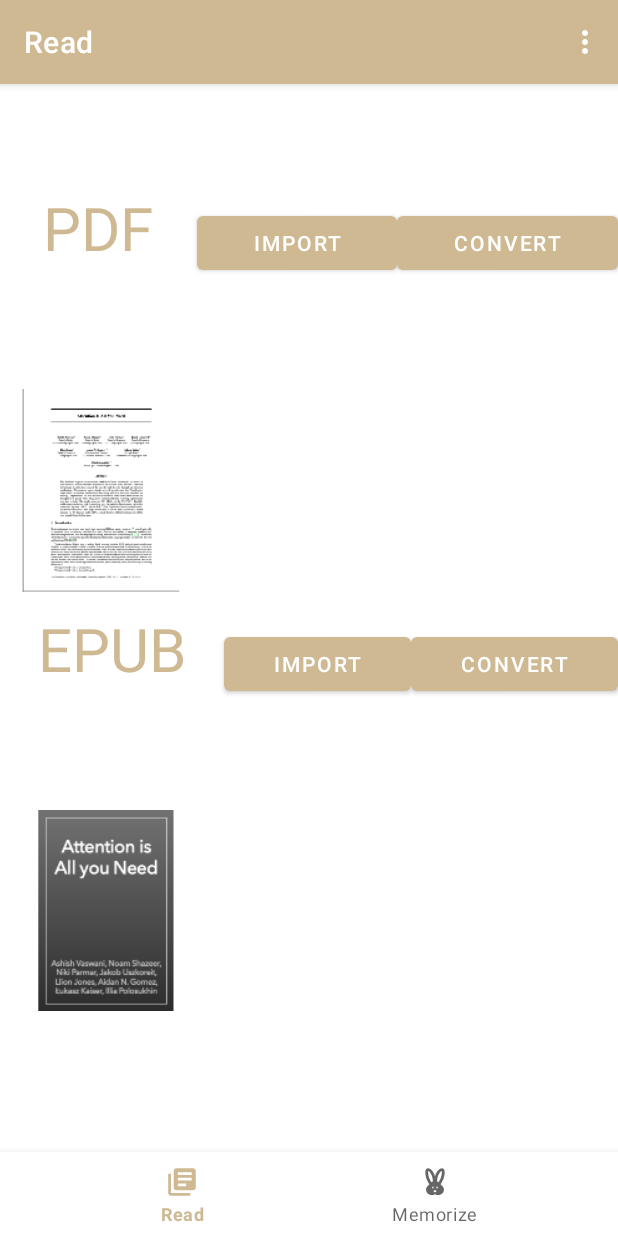
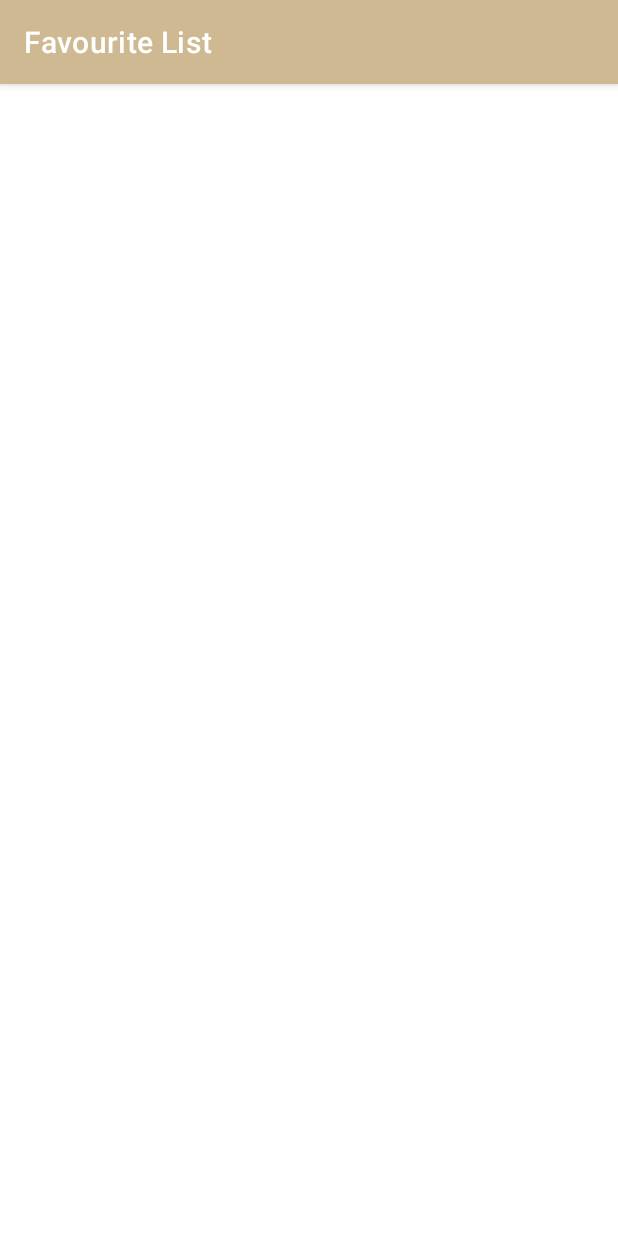
Before and after one commit to AllisonShen/RLEAM-Reader, an Android app: the MainActivity screen opened directly, with no data from a screen before it, in the options menu, after a tap on "Favourite list", on a phone screen of 412 x 824 dp. Run offline under Robolectric (Android 15) with nearby library versions, the phone set to English and light mode, and no system bars; our stand-ins replace navigation-ui; 6 statements that could not run were skipped.

Commit message:
favourite list activity

```diff
--- /dev/null
+++ b/app/src/main/java/com/cnit355/rr/FavouriteList.java
@@ -0,0 +1,40 @@
+package com.cnit355.rr;
+
+import androidx.appcompat.app.AppCompatActivity;
+
+import android.app.ActionBar;
+import android.os.Bundle;
+import android.util.Log;
+import android.widget.TextView;
+
+import java.util.ArrayList;
+
+public class FavouriteList extends AppCompatActivity {
+
+    DBHelper db;
+
+    @Override
+    protected void onCreate(Bundle savedInstanceState) {
+        super.onCreate(savedInstanceState);
+        setContentView(R.layout.activity_favourite_list);
+
+        getSupportActionBar().setTitle("Favourite List");
+
+        db=new DBHelper(this);
+
+        ArrayList <String> words = db.favouriteWords(Login.currentUser); //db fav words has [hi, scrupulous]
+        ArrayList <String> explanations= db.favouriteWordExplanations(Login.currentUser);
+
+        TextView list= findViewById(R.id.textViewList);
+
+        String word_list="";
+
+        for (int i = 0; i < words.size(); i++) {
+            // Printing and display the elements in ArrayList
+            word_list +=words.get(i).toUpperCase() + ": " + explanations.get(i)+ '\n' + '\n';
+        }
+
+        list.setText(word_list);
+
+    }
+}
--- a/app/src/main/java/com/cnit355/rr/MainActivity.java
+++ b/app/src/main/java/com/cnit355/rr/MainActivity.java
@@ -27,11 +27,13 @@ public class MainActivity extends AppCompatActivity {
 
     private ActivityMainBinding binding;
 
-
+    DBHelper db;
 
     @Override
     protected void onCreate(Bundle savedInstanceState) {
         super.onCreate(savedInstanceState);
+
+        db= new DBHelper(this);
 
         binding = ActivityMainBinding.inflate(getLayoutInflater());
         setContentView(binding.getRoot());
@@ -60,7 +62,8 @@ public class MainActivity extends AppCompatActivity {
 
         switch(item.getItemId()){
             case R.id.navigation_favList:
-                Toast.makeText(this, "Selected favourite list", Toast.LENGTH_SHORT).show();
+                Intent favList = new Intent(this, FavouriteList.class);
+                startActivity(favList);
                 return true;
             case R.id.navigation_forgetCurve:
                 Toast.makeText(this, "Selected forgetting curve", Toast.LENGTH_SHORT).show();
@@ -68,7 +71,7 @@ public class MainActivity extends AppCompatActivity {
             case R.id.navigation_signout:
                 Intent mIntent = new Intent(this, Login.class);
                 startActivity(mIntent);
-                Login.currentUser="";
+                db.closeDB(); //close database
                 return true;
         }
         return super.onOptionsItemSelected(item);
--- /dev/null
+++ b/app/src/main/res/layout/activity_favourite_list.xml
@@ -0,0 +1,31 @@
+<?xml version="1.0" encoding="utf-8"?>
+<androidx.constraintlayout.widget.ConstraintLayout xmlns:android="http://schemas.android.com/apk/res/android"
+    xmlns:app="http://schemas.android.com/apk/res-auto"
+    xmlns:tools="http://schemas.android.com/tools"
+    android:layout_width="match_parent"
+    android:layout_height="match_parent"
+    tools:context=".FavouriteList">
+
+    <ScrollView
+        android:layout_width="303dp"
+        android:layout_height="592dp"
+        android:layout_marginTop="52dp"
+        app:layout_constraintEnd_toEndOf="parent"
+        app:layout_constraintHorizontal_bias="0.494"
+        app:layout_constraintStart_toStartOf="parent"
+        app:layout_constraintTop_toTopOf="parent">
+
+        <LinearLayout
+            android:layout_width="match_parent"
+            android:layout_height="wrap_content"
+            android:orientation="vertical">
+
+            <TextView
+                android:id="@+id/textViewList"
+                android:layout_width="match_parent"
+                android:layout_height="wrap_content"
+                android:textColor="@color/black"
+                android:textSize="18sp" />
+        </LinearLayout>
+    </ScrollView>
+</androidx.constraintlayout.widget.ConstraintLayout>
```
Also changed, not shown: app/src/main/AndroidManifest.xml (+14 -19 lines), app/src/main/java/com/cnit355/rr/DBHelper.java (+53 -8 lines).
